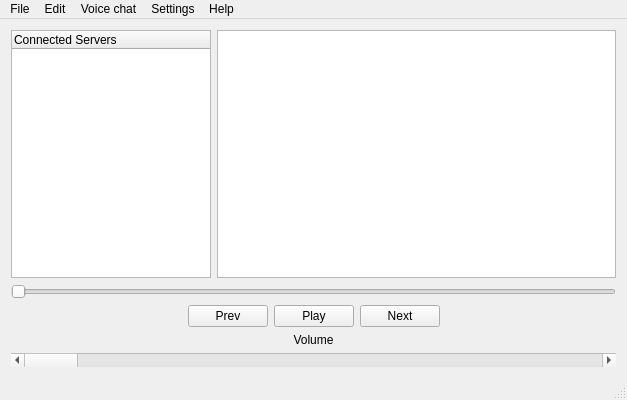
Before: the Qt Designer form src/mainwindow.ui in willamm/CommAudio, drawn with Qt 5.
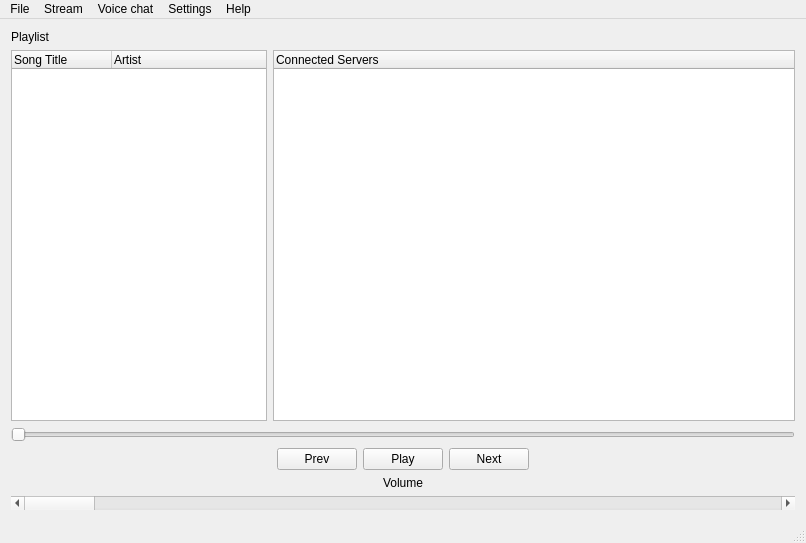
After: the same form once the commit is applied. Icons and pictures are not drawn.

Commit message: playlist + connected servers updated, all playback functions operational

What changed in the file:
```diff
--- a/src/mainwindow.ui
+++ b/src/mainwindow.ui
@@ -6,8 +6,8 @@
    <rect>
     <x>0</x>
     <y>0</y>
-    <width>627</width>
-    <height>400</height>
+    <width>806</width>
+    <height>543</height>
    </rect>
   </property>
   <property name="windowTitle">
@@ -24,13 +24,34 @@
     <string notr="true"/>
    </property>
    <layout class="QVBoxLayout" name="verticalLayout">
+    <item>
+     <widget class="QLabel" name="label">
+      <property name="text">
+       <string>Playlist</string>
+      </property>
+     </widget>
+    </item>
     <item>
      <layout class="QHBoxLayout" name="musicListLayout">
       <property name="spacing">
        <number>6</number>
       </property>
       <item>
-       <widget class="QTreeWidget" name="treeWidget">
+       <widget class="QTreeWidget" name="playList">
+        <column>
+         <property name="text">
+          <string>Song Title</string>
+         </property>
+        </column>
+        <column>
+         <property name="text">
+          <string>Artist</string>
+         </property>
+        </column>
+       </widget>
+      </item>
+      <item>
+       <widget class="QTreeWidget" name="clientList">
         <property name="sizePolicy">
          <sizepolicy hsizetype="Expanding" vsizetype="Expanding">
           <horstretch>1</horstretch>
@@ -44,16 +65,6 @@
         </column>
        </widget>
       </item>
-      <item>
-       <widget class="QTableWidget" name="tableWidget">
-        <property name="sizePolicy">
-         <sizepolicy hsizetype="Expanding" vsizetype="Expanding">
-          <horstretch>2</horstretch>
-          <verstretch>0</verstretch>
-         </sizepolicy>
-        </property>
-       </widget>
-      </item>
      </layout>
     </item>
     <item>
@@ -180,7 +191,7 @@
     <rect>
      <x>0</x>
      <y>0</y>
-     <width>627</width>
+     <width>806</width>
      <height>22</height>
     </rect>
    </property>
@@ -196,7 +207,7 @@
    </widget>
    <widget class="QMenu" name="menuEdit">
     <property name="title">
-     <string>Edit</string>
+     <string>Stream</string>
     </property>
    </widget>
    <widget class="QMenu" name="menuHelp">
```
Left out of the diff: 20 changed lines with no effect on the pictures. The commit also changes 9 other files.
